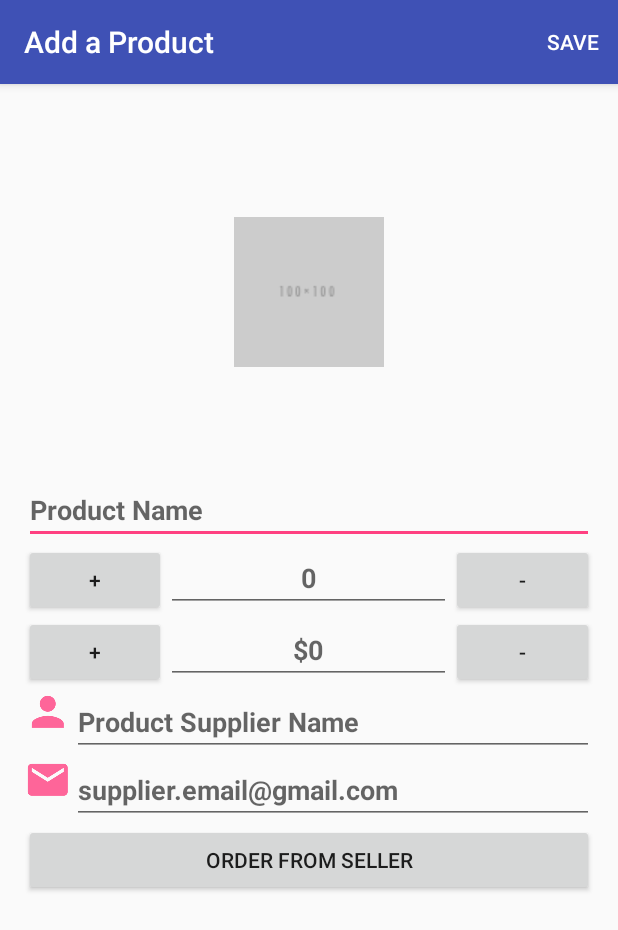
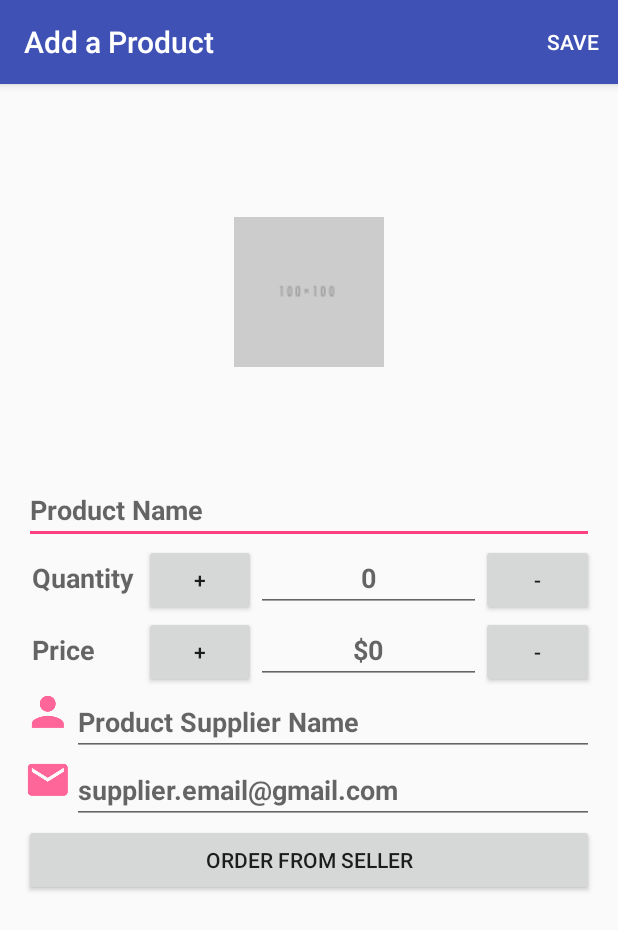
Before and after one commit to mvnshrikanth/ShopInventory, an Android app: the DetailActivity screen opened directly, with no data from a screen before it, on a phone screen of 412 x 824 dp. Shown: the top 930 px of the screen. Run offline under Robolectric (Android 15) with nearby library versions, the phone set to English and light mode, and no system bars; our stand-ins replace Picasso.

Commit message:
Few layout changes

```diff
--- a/app/src/main/java/com/example/kaka/shopinventory/DetailActivity.java
+++ b/app/src/main/java/com/example/kaka/shopinventory/DetailActivity.java
@@ -437,16 +437,12 @@ public class DetailActivity extends AppCompatActivity implements
 
             if (uri == null) {
                 Toast.makeText(this, "Error saving the product", Toast.LENGTH_SHORT).show();
-            } else {
-                Toast.makeText(this, "Product saved", Toast.LENGTH_SHORT).show();
             }
         } else {
             int rowsAffected = getContentResolver().update(mCurrentStockUri, contentValues, null, null);
 
             if (rowsAffected == 0) {
                 Toast.makeText(this, "Error saving the product", Toast.LENGTH_SHORT).show();
-            } else {
-                Toast.makeText(this, "Product saved", Toast.LENGTH_SHORT).show();
             }
         }
         finish();
@@ -457,8 +453,6 @@ public class DetailActivity extends AppCompatActivity implements
             int rowsDeleted = getContentResolver().delete(mCurrentStockUri, null, null);
             if (rowsDeleted == 0) {
                 Toast.makeText(this, "Deletion failed", Toast.LENGTH_SHORT).show();
-            } else {
-                Toast.makeText(this, "Product Deleted", Toast.LENGTH_SHORT).show();
             }
         }
         finish();
--- a/app/src/main/java/com/example/kaka/shopinventory/MainActivity.java
+++ b/app/src/main/java/com/example/kaka/shopinventory/MainActivity.java
@@ -169,8 +169,6 @@ public class MainActivity extends AppCompatActivity implements
 
             if (rowsAffected == 0) {
                 Toast.makeText(this, "Error updating product quantity", Toast.LENGTH_SHORT).show();
-            } else {
-                Toast.makeText(this, "Item Sold", Toast.LENGTH_SHORT).show();
             }
         }
     }
--- a/app/src/main/res/layout/activity_detail.xml
+++ b/app/src/main/res/layout/activity_detail.xml
@@ -42,6 +42,14 @@
             android:layout_gravity="center"
             android:orientation="horizontal">
 
+            <TextView
+                android:layout_width="80dp"
+                android:layout_height="wrap_content"
+                android:padding="5dp"
+                android:text="Quantity"
+                android:textAppearance="?android:textAppearanceMedium"
+                android:textStyle="bold" />
+
             <Button
                 android:id="@+id/btn_view_add_qty"
                 android:layout_width="0dp"
@@ -72,6 +80,14 @@
             android:layout_height="wrap_content"
             android:layout_gravity="center"
             android:orientation="horizontal">
+
+            <TextView
+                android:layout_width="80dp"
+                android:layout_height="wrap_content"
+                android:padding="5dp"
+                android:text="Price"
+                android:textAppearance="?android:textAppearanceMedium"
+                android:textStyle="bold" />
 
             <Button
                 android:id="@+id/btn_view_add_price"
```
